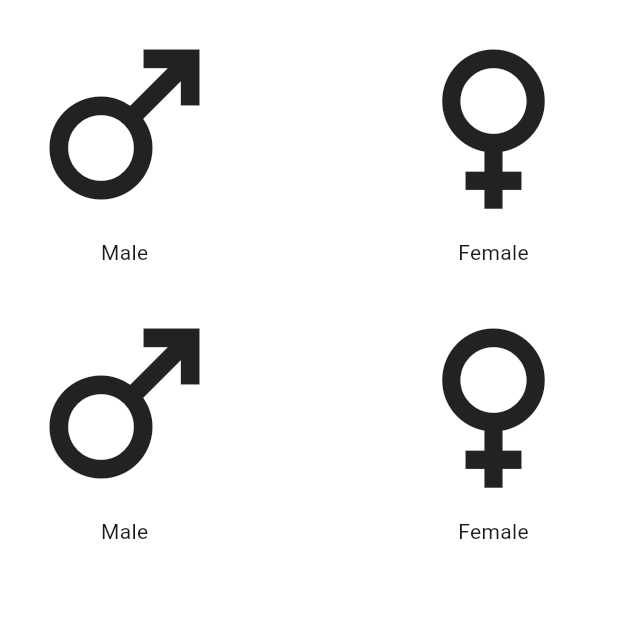
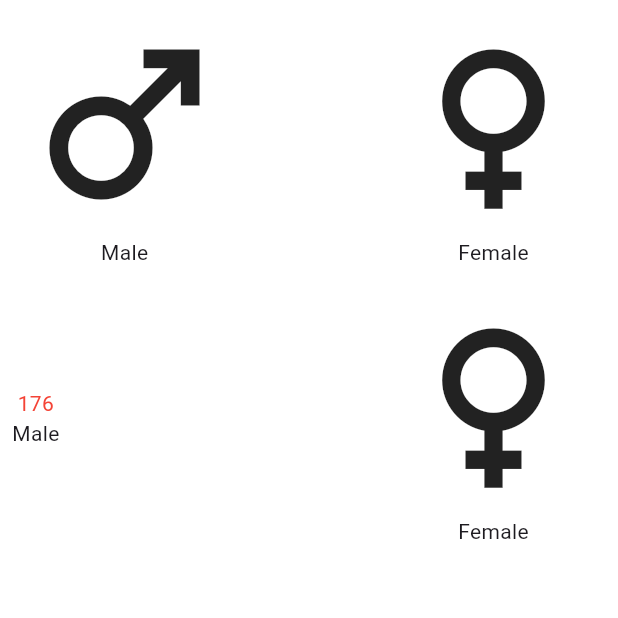
Before and after one commit to Yasith-Uvanpriya/flutter_intro, a Flutter app: the screen it shows after launch, on a phone screen of 412 x 824 dp, the top half of it. Run offline on Flutter 3.47's test engine with Material 3 defaults, Android fonts, the phone set to English and light mode, and no system bars.

Commit message:
Update main_page.dart

```diff
--- a/BMI/lib/main_page.dart
+++ b/BMI/lib/main_page.dart
@@ -46,7 +46,7 @@ class _MainPageState extends State<MainPage> {
                 padding: const EdgeInsets.all(8.0),
                 child: Column(
                   children: const [
-                    Icon(Icons.male, size:150),
+                    Text("176", style: TextStyle(color: Colors.red)),
                     Text("Male"),
                   ],
                 ),
```
